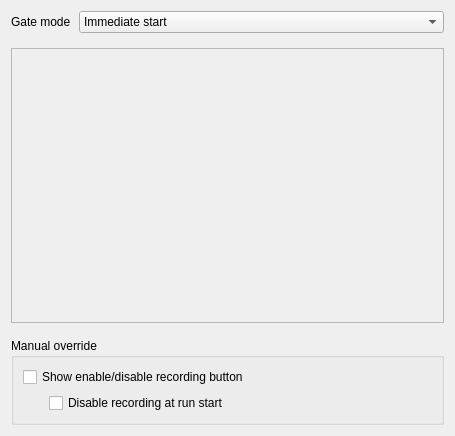
billkarsh/SpikeGLX, file Forms/GateTab.ui: the form before one commit.
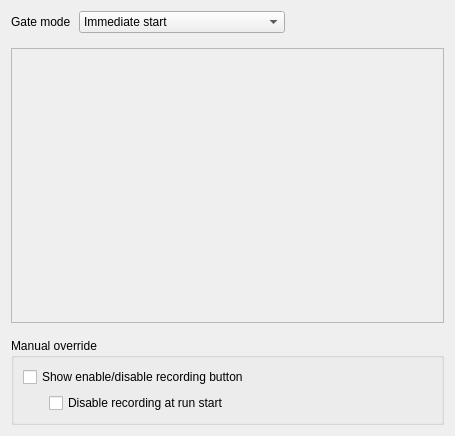
The form after the commit.

Patch:
```diff
--- a/Forms/GateTab.ui
+++ b/Forms/GateTab.ui
@@ -63,7 +63,20 @@
      </item>
     </layout>
    </item>
-   <item row="1" column="0">
+   <item row="0" column="1">
+    <spacer name="horizontalSpacer_2">
+     <property name="orientation">
+      <enum>Qt::Horizontal</enum>
+     </property>
+     <property name="sizeHint" stdset="0">
+      <size>
+       <width>40</width>
+       <height>20</height>
+      </size>
+     </property>
+    </spacer>
+   </item>
+   <item row="1" column="0" colspan="2">
     <widget class="QFrame" name="gateFrame">
      <property name="sizePolicy">
       <sizepolicy hsizetype="Expanding" vsizetype="Expanding">
@@ -79,7 +92,7 @@
      </property>
     </widget>
    </item>
-   <item row="2" column="0">
+   <item row="2" column="0" colspan="2">
     <widget class="QGroupBox" name="manOvGB">
      <property name="title">
       <string>Manual override</string>
```
